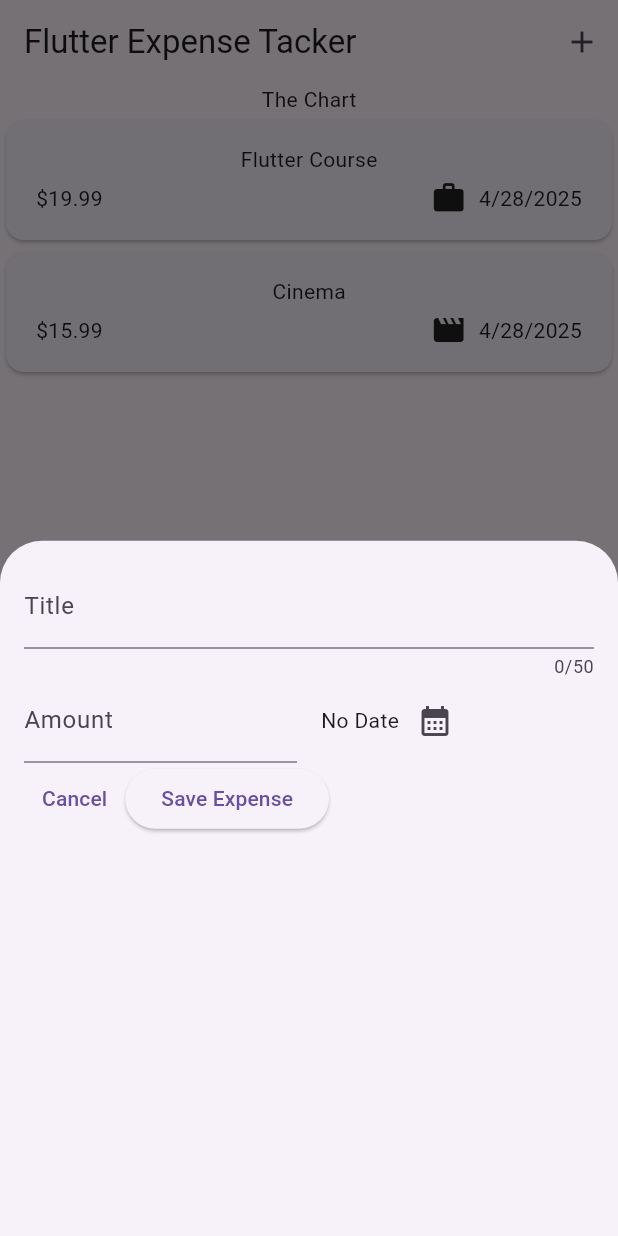
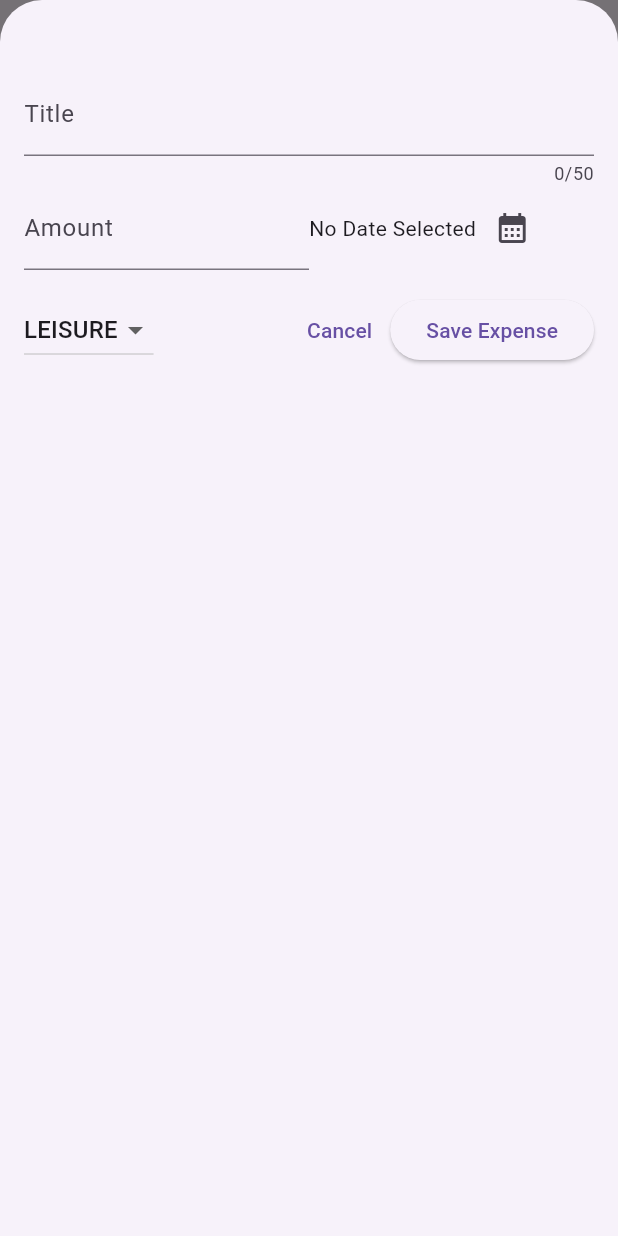
Before and after one commit to dil-nawaz-khan/expense_tracker_flutter_app, a Flutter app: the screen it shows after launch, after a tap on the "add" icon, on a phone screen of 412 x 824 dp. Run offline on Flutter 3.47's test engine with Material 3 defaults, Android fonts, the phone set to English and light mode, and no system bars.

Commit message:
Enhance expense management features: - Implemented expense addition and removal with user feedback. - Updated UI to handle empty expense states and added category selection. - Improved modal presentation for adding new expenses.

```diff
--- a/lib/widgets/expenses.dart
+++ b/lib/widgets/expenses.dart
@@ -28,11 +28,55 @@ class _Expenses extends State<Expenses> {
   ];
 
   void _openAddExpenseOverlay() {
-    showModalBottomSheet(context: context, builder: (ctx) => NewExpense());
+    showModalBottomSheet(
+      isScrollControlled: true,
+
+      context: context,
+      builder: (ctx) => NewExpense(onAddExpense: _addExpense),
+    );
+  }
+
+  void _addExpense(Expense expense) {
+    setState(() {
+      _registeredExpenses.add(expense);
+    });
+  }
+
+  void _removeExpense(Expense expense) {
+    final expenseIndex = _registeredExpenses.indexOf(expense);
+    setState(() {
+      _registeredExpenses.remove(expense);
+    });
+    ScaffoldMessenger.of(context).clearSnackBars();
+    ScaffoldMessenger.of(context).showSnackBar(
+      SnackBar(
+        duration: Duration(seconds: 3),
+        content: Text('Expense deteled.'),
+        action: SnackBarAction(
+          label: 'Undo',
+          onPressed: () {
+            setState(() {
+              _registeredExpenses.insert(expenseIndex, expense);
+            });
+          },
+        ),
+      ),
+    );
   }
 
   @override
   Widget build(BuildContext context) {
+    Widget mainContent = Center(
+      child: Text('No expenses found. Start adding some!'),
+    );
+
+    if (_registeredExpenses.isNotEmpty) {
+      mainContent = ExpensesList(
+        expenses: _registeredExpenses,
+        onRemove: _removeExpense,
+      );
+    }
+
     return Scaffold(
       appBar: AppBar(
         title: Text('Flutter Expense Tacker'),
@@ -40,12 +84,7 @@ class _Expenses extends State<Expenses> {
           IconButton(onPressed: _openAddExpenseOverlay, icon: Icon(Icons.add)),
         ],
       ),
-      body: Column(
-        children: [
-          Text('The Chart'),
-          Expanded(child: ExpensesList(expenses: _registeredExpenses)),
-        ],
-      ),
+      body: Column(children: [Text('The Chart'), Expanded(child: mainContent)]),
     );
   }
 }
--- a/lib/widgets/expenses_list/expenses_list.dart
+++ b/lib/widgets/expenses_list/expenses_list.dart
@@ -4,16 +4,27 @@ import 'package:flutter/material.dart';
 import 'package:expense_tracker_flutter_app/models/expense.dart';
 
 class ExpensesList extends StatelessWidget {
-  const ExpensesList({super.key, required this.expenses});
+  const ExpensesList({
+    super.key,
+    required this.expenses,
+    required this.onRemove,
+  });
 
   final List<Expense> expenses;
+  final void Function(Expense expense) onRemove;
 
   @override
   Widget build(BuildContext context) {
     return ListView.builder(
       itemCount: expenses.length,
       itemBuilder: (ctx, index) {
-        return ExpenseItem(expenses[index]);
+        return Dismissible(
+          onDismissed: (direction) {
+            onRemove(expenses[index]);
+          },
+          key: ValueKey(expenses[index]),
+          child: ExpenseItem(expenses[index]),
+        );
       },
     );
   }
--- a/lib/widgets/new_expense.dart
+++ b/lib/widgets/new_expense.dart
@@ -1,8 +1,11 @@
-import 'package:expense_tracker_flutter_app/models/expense.dart';
 import 'package:flutter/material.dart';
 
+import 'package:expense_tracker_flutter_app/models/expense.dart';
+
 class NewExpense extends StatefulWidget {
-  const NewExpense({super.key});
+  const NewExpense({super.key, required this.onAddExpense});
+
+  final void Function(Expense expense) onAddExpense;
 
   @override
   State<NewExpense> createState() {
@@ -15,6 +18,7 @@ class _NewExpenseState extends State<NewExpense> {
   final _titleController = TextEditingController();
   final _amountController = TextEditingController();
   DateTime? _selectedDate;
+  Category _selectedCategory = Category.leisure;
 
   // void _saveTitleInput(String inputValue) {
   //   _enteredTitle = inputValue;
@@ -35,6 +39,48 @@ class _NewExpenseState extends State<NewExpense> {
     });
   }
 
+  void _submitExpenseData() {
+    final enteredAmount = double.tryParse(
+      _amountController.text,
+    ); // tryParse('Hello')=> null/ tryParse('1.2')=> 1.2
+    final amountIsInvalid = enteredAmount == null || enteredAmount <= 0;
+
+    if (_titleController.text.trim().isEmpty ||
+        amountIsInvalid ||
+        _selectedDate == null) {
+      showDialog(
+        context: context,
+        builder: (ctx) {
+          return AlertDialog(
+            title: Text('Invalid Input'),
+            content: Text(
+              'Please make sure a title, amount, date and category is entered',
+            ),
+            actions: [
+              TextButton(
+                onPressed: () {
+                  Navigator.pop(ctx);
+                },
+                child: Text('Okay'),
+              ),
+            ],
+          );
+        },
+      );
+      return;
+    }
+
+    widget.onAddExpense(
+      Expense(
+        title: _titleController.text,
+        amount: enteredAmount,
+        date: _selectedDate!,
+        category: _selectedCategory,
+      ),
+    );
+    Navigator.pop(context);
+  }
+
   @override
   void dispose() {
     _titleController.dispose();
@@ -45,7 +91,7 @@ class _NewExpenseState extends State<NewExpense> {
   @override
   Widget build(BuildContext context) {
     return Padding(
-      padding: EdgeInsets.all(16.0),
+      padding: EdgeInsets.fromLTRB(16.0, 48.0, 16.0, 16.0),
       child: Column(
         children: [
           TextField(
@@ -68,13 +114,13 @@ class _NewExpenseState extends State<NewExpense> {
                   ),
                 ),
               ),
-              SizedBox(width: 16.0),
+              // SizedBox(width: 16.0),
               Expanded(
                 child: Row(
                   children: [
                     Text(
                       _selectedDate == null
-                          ? 'No Date'
+                          ? 'No Date Selected'
                           : formatter.format(_selectedDate!),
                     ),
                     IconButton(
@@ -86,9 +132,26 @@ class _NewExpenseState extends State<NewExpense> {
               ),
             ],
           ),
-
+          SizedBox(height: 16.0),
           Row(
             children: [
+              DropdownButton(
+                value: _selectedCategory,
+                items:
+                    Category.values.map((category) {
+                      return DropdownMenuItem(
+                        value: category,
+                        child: Text(category.name.toUpperCase()),
+                      );
+                    }).toList(),
+                onChanged: (value) {
+                  if (value == null) return;
+                  setState(() {
+                    _selectedCategory = value;
+                  });
+                },
+              ),
+              Spacer(),
               TextButton(
                 onPressed: () {
                   Navigator.pop(context);
@@ -96,10 +159,7 @@ class _NewExpenseState extends State<NewExpense> {
                 child: Text('Cancel'),
               ),
               ElevatedButton(
-                onPressed: () {
-                  print(_titleController.text);
-                  print(_amountController.text);
-                },
+                onPressed: _submitExpenseData,
                 child: Text('Save Expense'),
               ),
             ],
```
